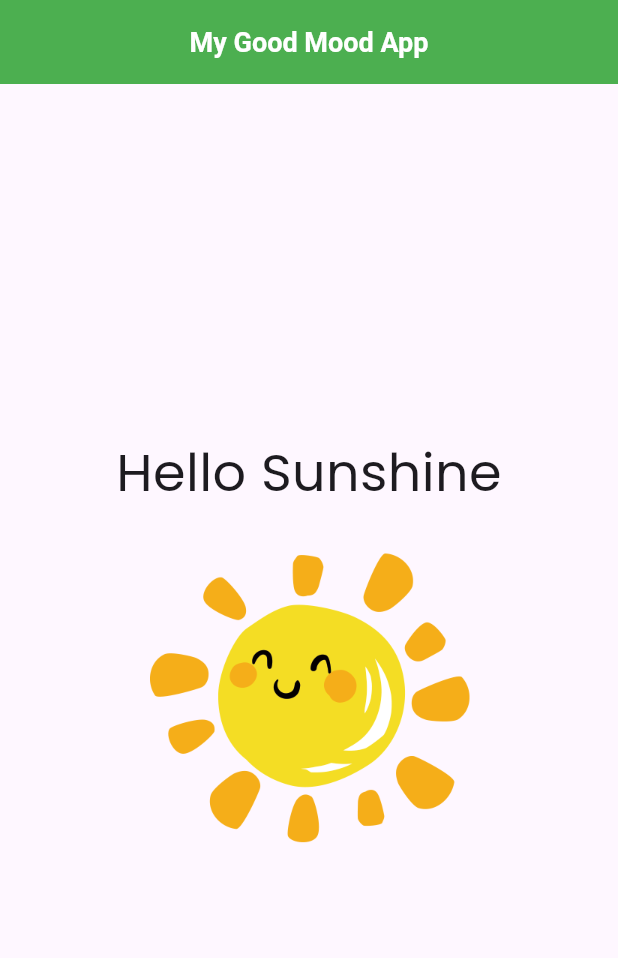
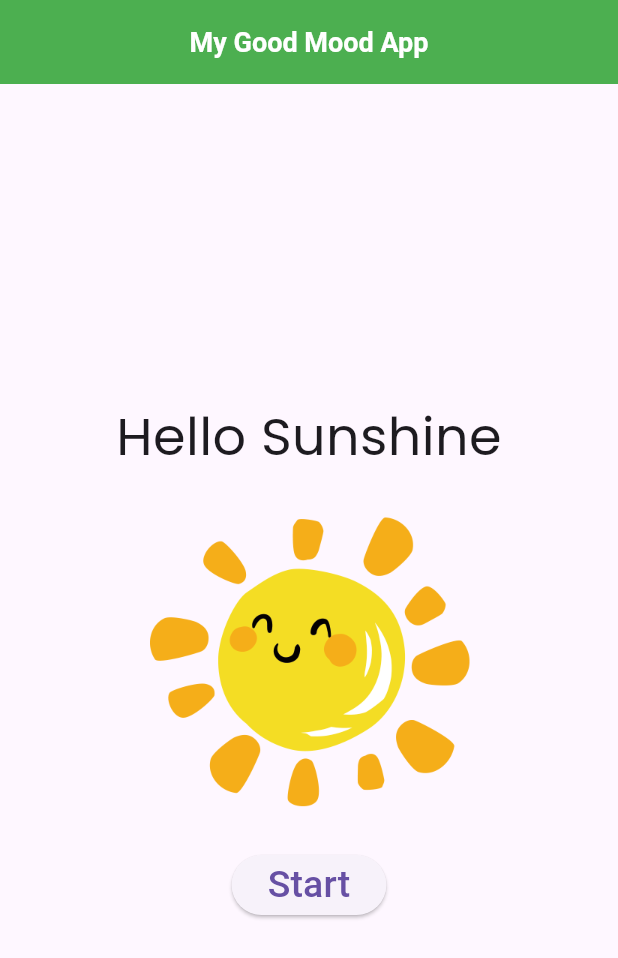
Before and after one commit to FlutterSharks/goodmoodapp, a Flutter app: the screen it shows after launch, on a phone screen of 412 x 824 dp. Shown: the top 958 px of the screen. Run offline on Flutter 3.47's test engine with Material 3 defaults, Android fonts, the phone set to English and light mode, and no system bars; our stand-ins replace google_fonts.

Commit message:
add elevated button

```diff
--- a/lib/main.dart
+++ b/lib/main.dart
@@ -15,7 +15,19 @@ class MyApp extends StatelessWidget {
       theme: ThemeData(
         primarySwatch: Colors.green,
       ),
-      home: Scaffold(
+      home: const LoginPage(),
+    );
+  }
+}
+
+class LoginPage extends StatelessWidget {
+  const LoginPage({
+    super.key,
+  });
+
+  @override
+  Widget build(BuildContext context) {
+    return Scaffold(
         appBar: AppBar(
           backgroundColor: Colors.green,
           title: const Center(
@@ -39,8 +51,19 @@ class MyApp extends StatelessWidget {
               image: AssetImage('images/obraz.png'),
               width: 250,
             ),
+            ElevatedButton(
+                child: const Text(
+                  'Start',
+                  style: TextStyle(fontSize: 25),
+                ),
+                onPressed: () {
+                  Navigator.of(context).push(
+                    MaterialPageRoute(
+                      builder: (_) => const LoginPage(),
+                    ),
+                  );
+                })
           ],
-          )),
-    );
+        ));
   }
 }
```
Lines whose indentation alone changed are shown as unchanged.
